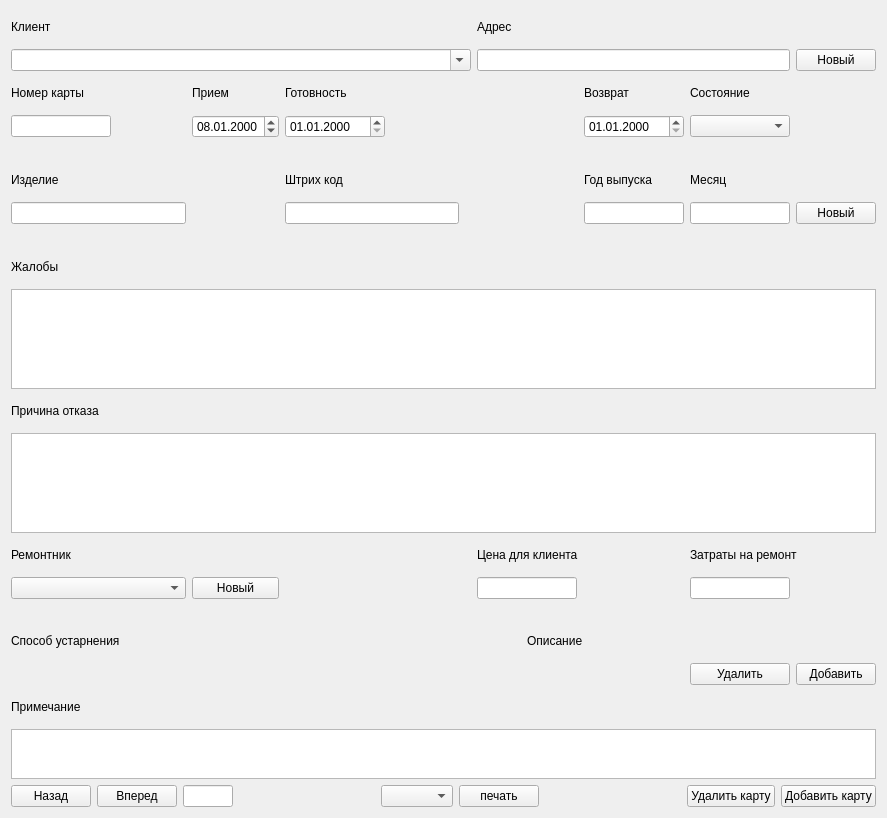
Qt form mainwindow.ui (Flamio/RepairCards) before a commit.
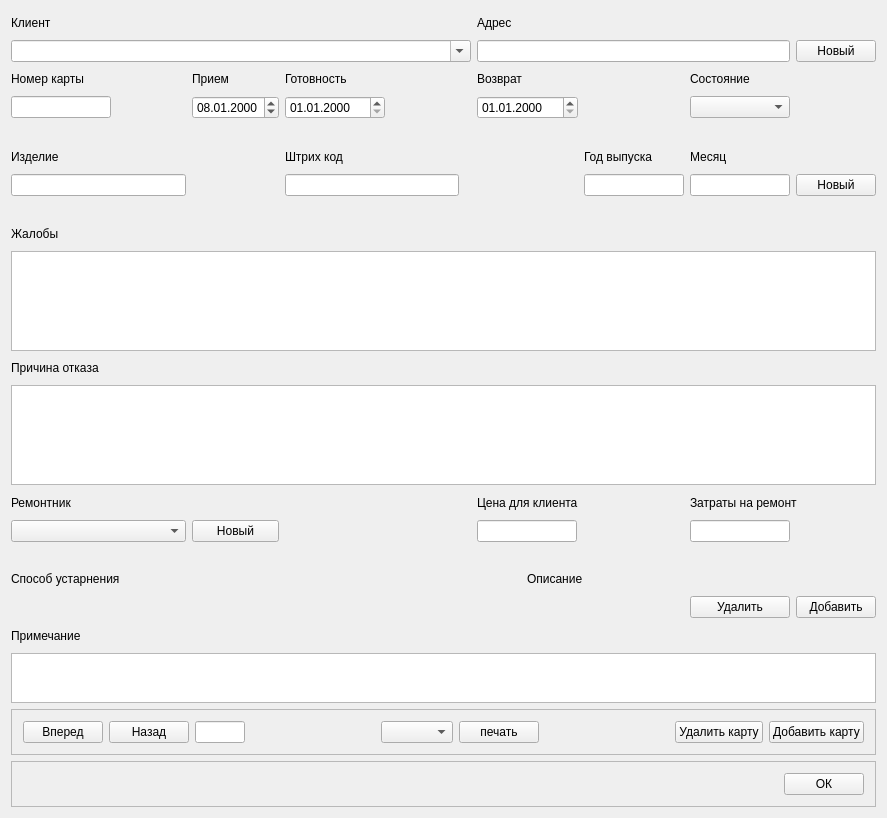
The same form after that commit.

```diff
--- a/mainwindow.ui
+++ b/mainwindow.ui
@@ -371,20 +371,6 @@
           </property>
          </widget>
         </item>
-        <item row="3" column="6">
-         <widget class="QDateEdit" name="dateEdit_3">
-          <property name="displayFormat">
-           <string>dd.MM.yyyy</string>
-          </property>
-         </widget>
-        </item>
-        <item row="2" column="6">
-         <widget class="QLabel" name="label_6">
-          <property name="text">
-           <string>Возврат</string>
-          </property>
-         </widget>
-        </item>
         <item row="3" column="7">
          <widget class="QComboBox" name="comboBox_2"/>
         </item>
@@ -396,7 +382,11 @@
          </widget>
         </item>
         <item row="6" column="2">
-         <widget class="QLineEdit" name="lineEdit_7"/>
+         <widget class="QLineEdit" name="lineEdit_7">
+          <property name="inputMask">
+           <string>99999999999999999</string>
+          </property>
+         </widget>
         </item>
         <item row="5" column="2">
          <widget class="QLabel" name="label_9">
@@ -435,45 +425,50 @@
           </property>
          </widget>
         </item>
-       </layout>
-      </item>
-      <item>
-       <layout class="QGridLayout" name="gridLayout_2">
-        <item row="0" column="7">
-         <widget class="QPushButton" name="pushButton_9">
+        <item row="3" column="5">
+         <widget class="QDateEdit" name="dateEdit_3">
+          <property name="displayFormat">
+           <string>dd.MM.yyyy</string>
+          </property>
+         </widget>
+        </item>
+        <item row="2" column="5">
+         <widget class="QLabel" name="label_6">
           <property name="text">
-           <string>Удалить карту</string>
+           <string>Возврат</string>
           </property>
          </widget>
         </item>
-        <item row="0" column="1">
+       </layout>
+      </item>
+     </layout>
+    </item>
+    <item>
+     <widget class="QFrame" name="frame_2">
+      <property name="frameShape">
+       <enum>QFrame::StyledPanel</enum>
+      </property>
+      <property name="frameShadow">
+       <enum>QFrame::Raised</enum>
+      </property>
+      <layout class="QHBoxLayout" name="horizontalLayout_7">
+       <item>
+        <layout class="QHBoxLayout" name="horizontalLayout_6">
+         <item>
          <widget class="QPushButton" name="pushButton_8">
           <property name="text">
            <string>Вперед</string>
           </property>
          </widget>
         </item>
-        <item row="0" column="0">
+         <item>
          <widget class="QPushButton" name="pushButton_7">
           <property name="text">
            <string>Назад</string>
           </property>
          </widget>
         </item>
-        <item row="0" column="3">
-         <spacer name="horizontalSpacer_4">
-          <property name="orientation">
-           <enum>Qt::Horizontal</enum>
-          </property>
-          <property name="sizeHint" stdset="0">
-           <size>
-            <width>40</width>
-            <height>20</height>
-           </size>
-          </property>
-         </spacer>
-        </item>
-        <item row="0" column="2">
+         <item>
          <widget class="QLineEdit" name="lineEdit_4">
           <property name="maximumSize">
            <size>
@@ -489,15 +484,8 @@
           </property>
          </widget>
         </item>
-        <item row="0" column="8">
-         <widget class="QPushButton" name="pushButton_10">
-          <property name="text">
-           <string>Добавить карту</string>
-          </property>
-         </widget>
-        </item>
-        <item row="0" column="6">
-         <spacer name="horizontalSpacer_6">
+         <item>
+          <spacer name="horizontalSpacer_4">
           <property name="orientation">
            <enum>Qt::Horizontal</enum>
           </property>
@@ -509,19 +497,83 @@
           </property>
          </spacer>
         </item>
-        <item row="0" column="5">
+         <item>
+          <widget class="QComboBox" name="comboBox_5"/>
+         </item>
+         <item>
          <widget class="QPushButton" name="pushButton_6">
           <property name="text">
            <string>печать</string>
           </property>
          </widget>
         </item>
-        <item row="0" column="4">
-         <widget class="QComboBox" name="comboBox_5"/>
-        </item>
+         <item>
+          <spacer name="horizontalSpacer_6">
+           <property name="orientation">
+            <enum>Qt::Horizontal</enum>
+           </property>
+           <property name="sizeHint" stdset="0">
+            <size>
+             <width>40</width>
+             <height>20</height>
+            </size>
+           </property>
+          </spacer>
+         </item>
+         <item>
+          <widget class="QPushButton" name="pushButton_9">
+           <property name="text">
+            <string>Удалить карту</string>
+           </property>
+          </widget>
+         </item>
+         <item>
+          <widget class="QPushButton" name="pushButton_10">
+           <property name="text">
+            <string>Добавить карту</string>
+           </property>
+          </widget>
+         </item>
        </layout>
       </item>
      </layout>
+     </widget>
+    </item>
+    <item>
+     <widget class="QFrame" name="frame">
+      <property name="frameShape">
+       <enum>QFrame::StyledPanel</enum>
+      </property>
+      <property name="frameShadow">
+       <enum>QFrame::Raised</enum>
+      </property>
+      <layout class="QHBoxLayout" name="horizontalLayout_3">
+       <item>
+        <layout class="QHBoxLayout" name="horizontalLayout_2">
+         <item>
+          <spacer name="horizontalSpacer_7">
+           <property name="orientation">
+            <enum>Qt::Horizontal</enum>
+           </property>
+           <property name="sizeHint" stdset="0">
+            <size>
+             <width>40</width>
+             <height>20</height>
+            </size>
+           </property>
+          </spacer>
+         </item>
+         <item>
+          <widget class="QPushButton" name="pushButton_11">
+           <property name="text">
+            <string>ОК</string>
+           </property>
+          </widget>
+         </item>
+        </layout>
+       </item>
+      </layout>
+     </widget>
     </item>
    </layout>
   </widget>
```
Lines whose indentation alone changed are shown as unchanged.
